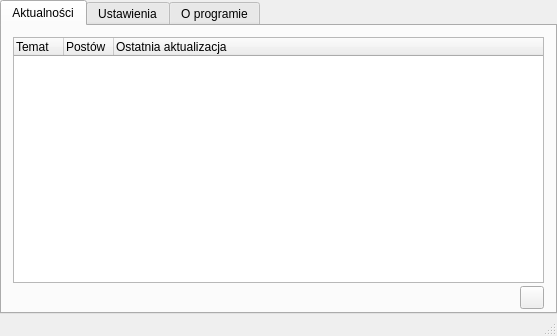
Above: ui/mainwindow.ui from poxip/qcodedesk before the change. Below: the same form after it.
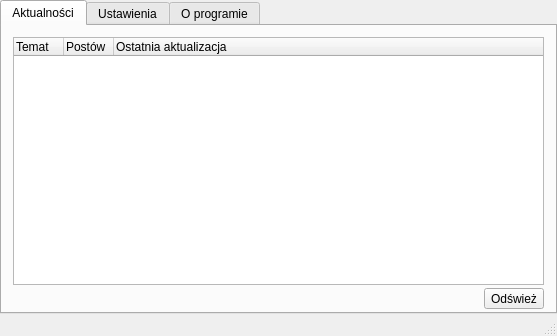
That is the form after the change. Icons and pictures are not drawn.

Commit message: Add default text and icon to the refreshButton

Patch:
```diff
--- a/ui/mainwindow.ui
+++ b/ui/mainwindow.ui
@@ -154,7 +154,11 @@
            <enum>Qt::LeftToRight</enum>
           </property>
           <property name="text">
-           <string/>
+           <string>Odśwież</string>
+          </property>
+          <property name="icon">
+           <iconset resource="../resources.qrc">
+            <normaloff>:/main/res/icons/refresh.png</normaloff>:/main/res/icons/refresh.png</iconset>
           </property>
           <property name="autoExclusive">
            <bool>false</bool>
```
